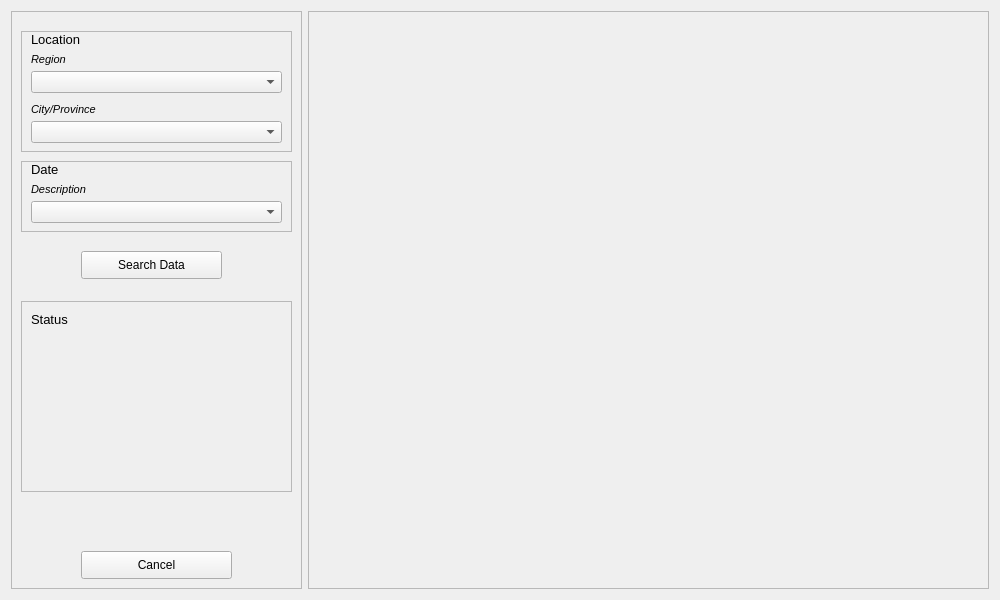
Above: floods_selection.ui from mahkhun/floods before the change. Below: the same form after it.
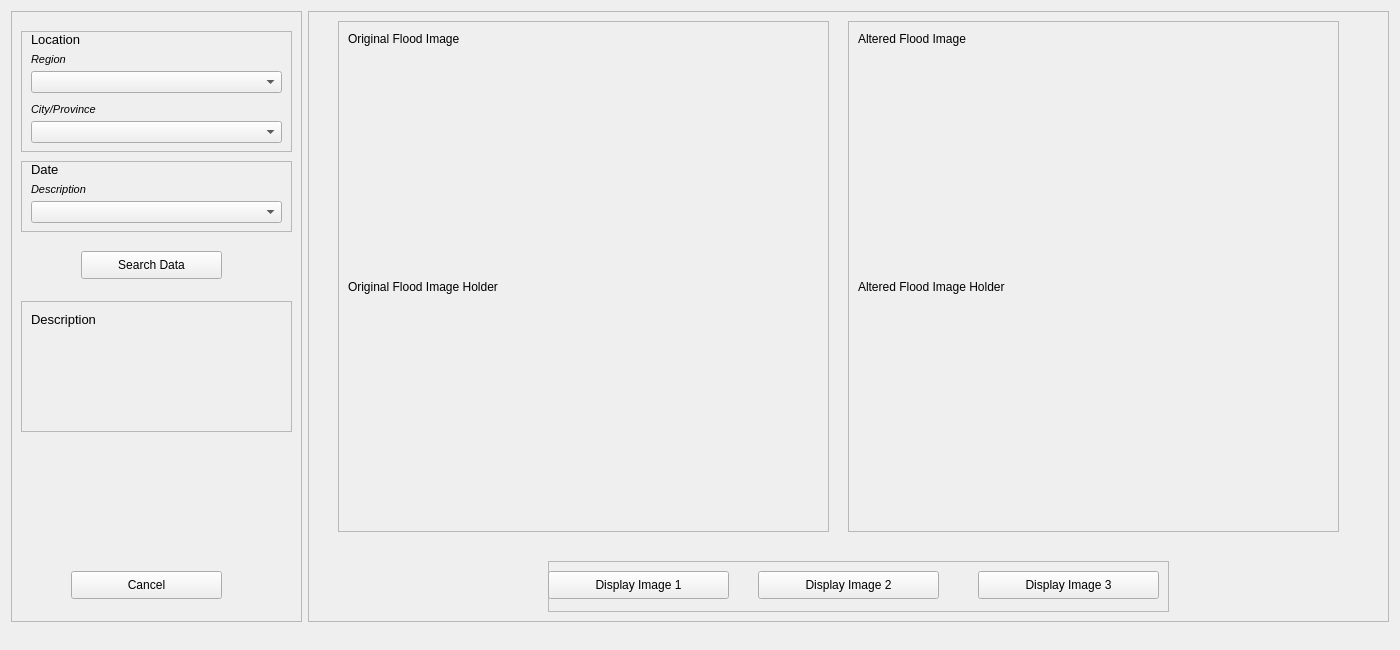
That is the form after the change.

Commit message: Changed interface of floods_selection

```diff
--- a/floods_selection.ui
+++ b/floods_selection.ui
@@ -6,20 +6,20 @@
    <rect>
     <x>0</x>
     <y>0</y>
-    <width>1000</width>
-    <height>600</height>
+    <width>1400</width>
+    <height>650</height>
    </rect>
   </property>
   <property name="minimumSize">
    <size>
-    <width>1000</width>
-    <height>600</height>
+    <width>1400</width>
+    <height>650</height>
    </size>
   </property>
   <property name="maximumSize">
    <size>
-    <width>1000</width>
-    <height>600</height>
+    <width>1400</width>
+    <height>650</height>
    </size>
   </property>
   <property name="windowTitle">
@@ -31,7 +31,7 @@
      <x>11</x>
      <y>11</y>
      <width>291</width>
-     <height>578</height>
+     <height>611</height>
     </rect>
    </property>
    <property name="frameShape">
@@ -201,8 +201,8 @@
    <widget class="QPushButton" name="cancel_button">
     <property name="geometry">
      <rect>
-      <x>70</x>
-      <y>540</y>
+      <x>60</x>
+      <y>560</y>
       <width>151</width>
       <height>28</height>
      </rect>
@@ -217,7 +217,7 @@
       <x>10</x>
       <y>290</y>
       <width>271</width>
-      <height>191</height>
+      <height>131</height>
      </rect>
     </property>
     <property name="frameShape">
@@ -231,7 +231,7 @@
       <rect>
        <x>10</x>
        <y>10</y>
-       <width>71</width>
+       <width>251</width>
        <height>16</height>
       </rect>
      </property>
@@ -239,7 +239,7 @@
       <string notr="true">font-size: 10pt;</string>
      </property>
      <property name="text">
-      <string>Status</string>
+      <string>Description</string>
      </property>
     </widget>
     <widget class="QLabel" name="status_description_label">
@@ -266,8 +266,8 @@
     <rect>
      <x>308</x>
      <y>11</y>
-     <width>681</width>
-     <height>578</height>
+     <width>1081</width>
+     <height>611</height>
     </rect>
    </property>
    <property name="frameShape">
@@ -276,6 +276,145 @@
    <property name="frameShadow">
     <enum>QFrame::Raised</enum>
    </property>
+   <widget class="QFrame" name="floodframe_original">
+    <property name="geometry">
+     <rect>
+      <x>30</x>
+      <y>10</y>
+      <width>491</width>
+      <height>511</height>
+     </rect>
+    </property>
+    <property name="frameShape">
+     <enum>QFrame::StyledPanel</enum>
+    </property>
+    <property name="frameShadow">
+     <enum>QFrame::Raised</enum>
+    </property>
+    <widget class="QLabel" name="label_orig">
+     <property name="geometry">
+      <rect>
+       <x>10</x>
+       <y>10</y>
+       <width>181</width>
+       <height>16</height>
+      </rect>
+     </property>
+     <property name="text">
+      <string>Original Flood Image</string>
+     </property>
+    </widget>
+    <widget class="QLabel" name="img_orig">
+     <property name="geometry">
+      <rect>
+       <x>10</x>
+       <y>30</y>
+       <width>471</width>
+       <height>471</height>
+      </rect>
+     </property>
+     <property name="text">
+      <string>Original Flood Image Holder</string>
+     </property>
+    </widget>
+   </widget>
+   <widget class="QFrame" name="alter_button_frame">
+    <property name="geometry">
+     <rect>
+      <x>240</x>
+      <y>550</y>
+      <width>621</width>
+      <height>51</height>
+     </rect>
+    </property>
+    <property name="frameShape">
+     <enum>QFrame::StyledPanel</enum>
+    </property>
+    <property name="frameShadow">
+     <enum>QFrame::Raised</enum>
+    </property>
+    <widget class="QPushButton" name="pushButton_2">
+     <property name="geometry">
+      <rect>
+       <x>0</x>
+       <y>10</y>
+       <width>181</width>
+       <height>28</height>
+      </rect>
+     </property>
+     <property name="text">
+      <string>Display Image 1</string>
+     </property>
+    </widget>
+    <widget class="QPushButton" name="pushButton_3">
+     <property name="geometry">
+      <rect>
+       <x>210</x>
+       <y>10</y>
+       <width>181</width>
+       <height>28</height>
+      </rect>
+     </property>
+     <property name="text">
+      <string>Display Image 2</string>
+     </property>
+    </widget>
+    <widget class="QPushButton" name="pushButton_4">
+     <property name="geometry">
+      <rect>
+       <x>430</x>
+       <y>10</y>
+       <width>181</width>
+       <height>28</height>
+      </rect>
+     </property>
+     <property name="text">
+      <string>Display Image 3</string>
+     </property>
+    </widget>
+   </widget>
+   <widget class="QFrame" name="floodframe_alters">
+    <property name="geometry">
+     <rect>
+      <x>540</x>
+      <y>10</y>
+      <width>491</width>
+      <height>511</height>
+     </rect>
+    </property>
+    <property name="frameShape">
+     <enum>QFrame::StyledPanel</enum>
+    </property>
+    <property name="frameShadow">
+     <enum>QFrame::Raised</enum>
+    </property>
+    <widget class="QLabel" name="label_alter">
+     <property name="geometry">
+      <rect>
+       <x>10</x>
+       <y>10</y>
+       <width>181</width>
+       <height>16</height>
+      </rect>
+     </property>
+     <property name="text">
+      <string>Altered Flood Image</string>
+     </property>
+    </widget>
+    <widget class="QLabel" name="img_alter">
+     <property name="geometry">
+      <rect>
+       <x>10</x>
+       <y>30</y>
+       <width>471</width>
+       <height>471</height>
+      </rect>
+     </property>
+     <property name="text">
+      <string>Altered Flood Image Holder</string>
+     </property>
+    </widget>
+   </widget>
   </widget>
  </widget>
  <resources/>
```
Left out of the diff: 6 changed lines with no effect on the pictures. The commit also changes 1 other file.
